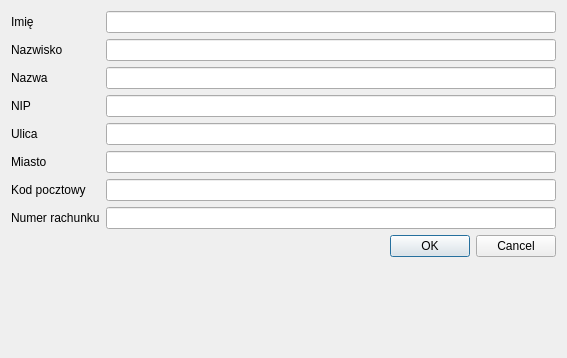
First picture: the form in gui/designer/add_edit_user.ui, repository pazdzier/Fakturer, before the edit.
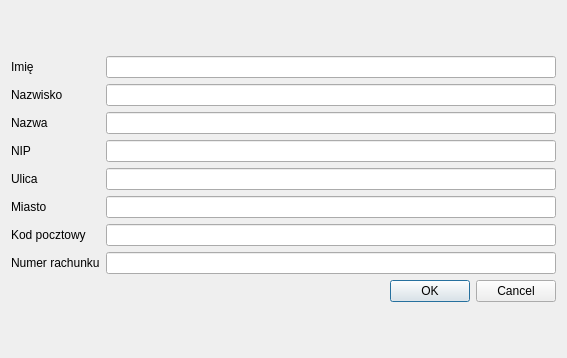
Second picture: the form after the edit.

Commit message: Poprawiono siatki dla form (błędnie się wyświetlały na mac os)

What changed in the file:
```diff
--- a/gui/designer/add_edit_user.ui
+++ b/gui/designer/add_edit_user.ui
@@ -21,7 +21,7 @@
   </property>
   <layout class="QGridLayout" name="gridLayout">
    <item row="0" column="0">
-    <layout class="QFormLayout" name="formLayout_2">
+    <layout class="QGridLayout" name="gridLayout_2">
      <item row="0" column="0">
       <widget class="QLabel" name="label">
        <property name="text">
```
The commit also changes 3 other files.
